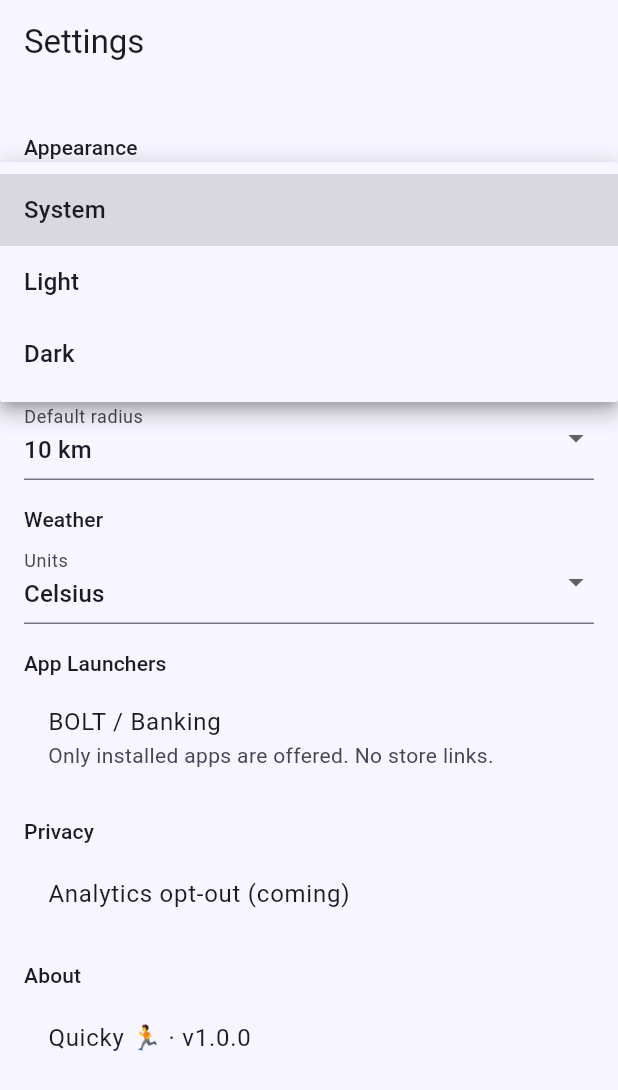
After one commit to TeacherEvan/Quicky, a Flutter app: the SettingsPage screen opened by its route, after a tap on "System", on a phone screen of 412 x 824 dp. The commit adds this screen. Shown: the top 1090 px of the screen. Run offline on Flutter 3.47's test engine with Material 3 defaults, Android fonts, the phone set to English and light mode, and no system bars; our stand-ins replace camera, flutter_riverpod, flutter_secure_storage, go_router, image_picker, shared_preferences; missing offline and left inert: installed_apps; accounts and stored records are empty.

Commit message:
feat(settings): central hub, 8 sections, persisted prefs + secure API keys (J14)

```diff
--- a/lib/core/router/routes.dart
+++ b/lib/core/router/routes.dart
@@ -1,5 +1,6 @@
 import 'package:go_router/go_router.dart';
 
+import 'package:quicky/features/settings/settings_page.dart';
 import 'package:quicky/features/weather/weather_page.dart';
 import 'package:quicky/features/banking/banking_page.dart';
 import 'package:quicky/features/bolt/bolt_page.dart';
@@ -34,6 +35,10 @@ final List<RouteBase> appRoutes = <RouteBase>[
   GoRoute(
     path: Routes.splash,
     builder: (context, state) => const SplashPage(),
+  ),
+  GoRoute(
+    path: Routes.settings,
+    builder: (context, state) => const SettingsPage(),
   ),
   GoRoute(
     path: Routes.weather,
--- /dev/null
+++ b/lib/features/settings/sections/settings_sections.dart
@@ -0,0 +1,89 @@
+import 'package:flutter/material.dart';
+import 'package:flutter_riverpod/flutter_riverpod.dart';
+import 'package:quicky/features/settings/settings_controller.dart';
+
+/// Settings sections. One widget per section; all read/write the shared
+/// SettingsController so prefs persist app-wide.
+class SettingsSections {
+  SettingsSections._();
+
+  static List<Widget> build(BuildContext context, WidgetRef ref) {
+    final s = ref.watch(settingsControllerProvider);
+    final ctrl = ref.read(settingsControllerProvider.notifier);
+
+    return [
+      // 1. Appearance
+      const SectionHeader(title: 'Appearance'),
+      DropdownButtonFormField<String>(
+        value: s.themeMode,
+        items: const [
+          DropdownMenuItem(value: 'system', child: Text('System')),
+          DropdownMenuItem(value: 'light', child: Text('Light')),
+          DropdownMenuItem(value: 'dark', child: Text('Dark')),
+        ],
+        onChanged: (v) => ctrl.setTheme(v!),
+        decoration: const InputDecoration(labelText: 'Theme'),
+      ),
+      DropdownButtonFormField<String>(
+        value: s.language,
+        items: const [
+          DropdownMenuItem(value: 'en', child: Text('English')),
+          DropdownMenuItem(value: 'th', child: Text('Thai')),
+        ],
+        onChanged: (v) => ctrl.setLanguage(v!),
+        decoration: const InputDecoration(labelText: 'Language'),
+      ),
+      // 2. Location
+      const SectionHeader(title: 'Location'),
+      DropdownButtonFormField<double>(
+        value: s.radiusKm,
+        items: const [
+          DropdownMenuItem(value: 10.0, child: Text('10 km')),
+          DropdownMenuItem(value: 40.0, child: Text('40 km')),
+          DropdownMenuItem(value: 100.0, child: Text('100 km')),
+        ],
+        onChanged: (v) => ctrl.setRadius(v!),
+        decoration: const InputDecoration(labelText: 'Default radius'),
+      ),
+      // 3. Weather
+      const SectionHeader(title: 'Weather'),
+      DropdownButtonFormField<String>(
+        value: s.weatherUnits,
+        items: const [
+          DropdownMenuItem(value: 'C', child: Text('Celsius')),
+          DropdownMenuItem(value: 'F', child: Text('Fahrenheit')),
+        ],
+        onChanged: (v) => ctrl.setUnits(v!),
+        decoration: const InputDecoration(labelText: 'Units'),
+      ),
+      // 4. App Launchers (info)
+      const SectionHeader(title: 'App Launchers'),
+      const ListTile(
+        title: Text('BOLT / Banking'),
+        subtitle: Text('Only installed apps are offered. No store links.'),
+      ),
+      // 5-8. Placeholders for privacy/about/clear
+      const SectionHeader(title: 'Privacy'),
+      const ListTile(title: Text('Analytics opt-out (coming)')),
+      const SectionHeader(title: 'About'),
+      const ListTile(title: Text('Quicky 🏃 · v1.0.0')),
+    ];
+  }
+}
+
+class SectionHeader extends StatelessWidget {
+  const SectionHeader({super.key, required this.title});
+
+  final String title;
+
+  @override
+  Widget build(BuildContext context) {
+    return Padding(
+      padding: const EdgeInsets.only(top: 16, bottom: 4),
+      child: Text(
+        title,
+        style: Theme.of(context).textTheme.titleSmall,
+      ),
+    );
+  }
+}
--- /dev/null
+++ b/lib/features/settings/settings_controller.dart
@@ -0,0 +1,84 @@
+import 'package:flutter_riverpod/flutter_riverpod.dart';
+import 'package:flutter_secure_storage/flutter_secure_storage.dart';
+import 'package:shared_preferences/shared_preferences.dart';
+
+/// Central settings state, persisted across all feature tiles.
+class SettingsState {
+  const SettingsState({
+    this.themeMode = 'system',
+    this.language = 'en',
+    this.radiusKm = 10.0,
+    this.weatherUnits = 'C',
+  });
+
+  final String themeMode;
+  final String language;
+  final double radiusKm;
+  final String weatherUnits;
+
+  SettingsState copyWith({
+    String? themeMode,
+    String? language,
+    double? radiusKm,
+    String? weatherUnits,
+  }) {
+    return SettingsState(
+      themeMode: themeMode ?? this.themeMode,
+      language: language ?? this.language,
+      radiusKm: radiusKm ?? this.radiusKm,
+      weatherUnits: weatherUnits ?? this.weatherUnits,
+    );
+  }
+}
+
+final settingsControllerProvider =
+    StateNotifierProvider<SettingsController, SettingsState>((ref) {
+  return SettingsController();
+});
+
+class SettingsController extends StateNotifier<SettingsState> {
+  SettingsController() : super(const SettingsState()) {
+    _load();
+  }
+
+  static const _kTheme = 'settings_theme';
+  static const _kLang = 'settings_lang';
+  static const _kRadius = 'settings_radius';
+  static const _kUnits = 'settings_units';
+  static const _secure = FlutterSecureStorage();
+
+  Future<void> _load() async {
+    final prefs = await SharedPreferences.getInstance();
+    state = state.copyWith(
+      themeMode: prefs.getString(_kTheme) ?? 'system',
+      language: prefs.getString(_kLang) ?? 'en',
+      radiusKm: prefs.getDouble(_kRadius) ?? 10.0,
+      weatherUnits: prefs.getString(_kUnits) ?? 'C',
+    );
+  }
+
+  Future<void> setTheme(String v) async {
+    state = state.copyWith(themeMode: v);
+    (await SharedPreferences.getInstance()).setString(_kTheme, v);
+  }
+
+  Future<void> setLanguage(String v) async {
+    state = state.copyWith(language: v);
+    (await SharedPreferences.getInstance()).setString(_kLang, v);
+  }
+
+  Future<void> setRadius(double v) async {
+    state = state.copyWith(radiusKm: v);
+    (await SharedPreferences.getInstance()).setDouble(_kRadius, v);
+  }
+
+  Future<void> setUnits(String v) async {
+    state = state.copyWith(weatherUnits: v);
+    (await SharedPreferences.getInstance()).setString(_kUnits, v);
+  }
+
+  /// Securely stores an API key (e.g. weather/places provider).
+  Future<void> setApiKey(String key, String value) async {
+    await _secure.write(key: key, value: value);
+  }
+}
--- /dev/null
+++ b/lib/features/settings/settings_page.dart
@@ -0,0 +1,21 @@
+import 'package:flutter/material.dart';
+import 'package:flutter_riverpod/flutter_riverpod.dart';
+import 'package:quicky/core/l10n/app_localizations.dart';
+import 'package:quicky/features/settings/sections/settings_sections.dart';
+
+/// Central Settings hub: ListView of all sections.
+class SettingsPage extends ConsumerWidget {
+  const SettingsPage({super.key});
+
+  @override
+  Widget build(BuildContext context, WidgetRef ref) {
+    final l10n = AppLocalizations.of(context);
+    return Scaffold(
+      appBar: AppBar(title: Text(l10n.settingsTile)),
+      body: ListView(
+        padding: const EdgeInsets.all(16),
+        children: SettingsSections.build(context, ref),
+      ),
+    );
+  }
+}
```
